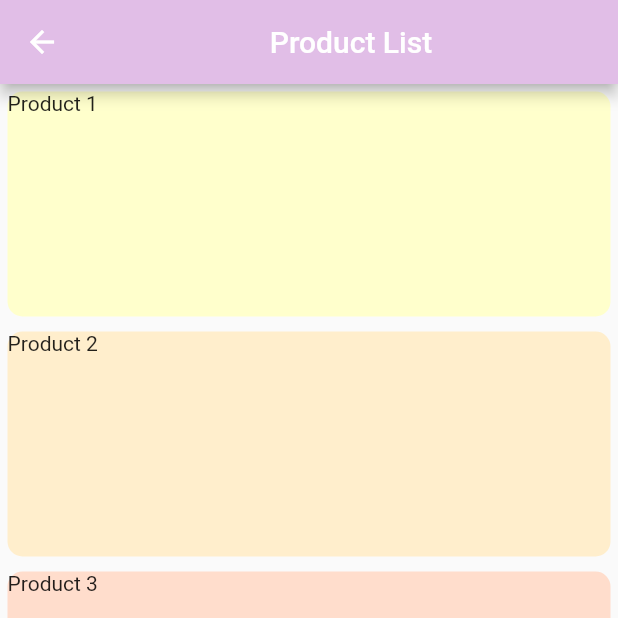
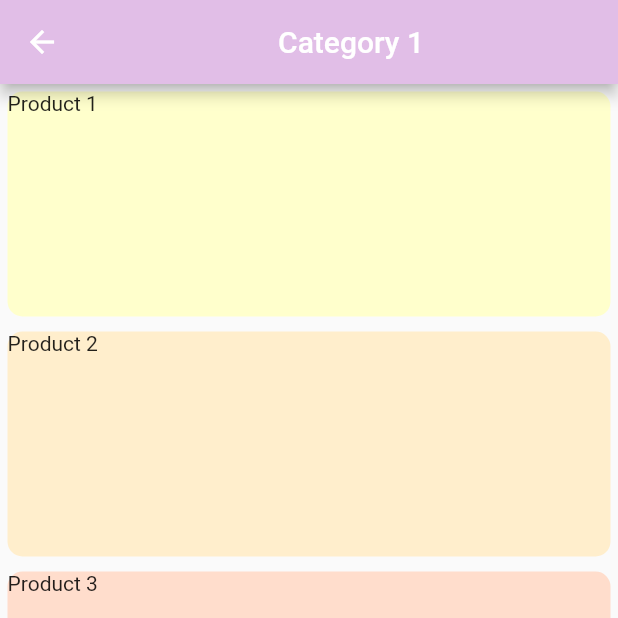
Before and after one commit to martinwjwilson/skincare_app, a Flutter app: the screen it shows after launch, after a tap on "Category 1", on a phone screen of 412 x 824 dp, the top half of it. Run offline on Flutter 3.47's test engine with Material 2 defaults, Android fonts, the phone set to English and light mode, and no system bars.

Commit message:
able to pass chosen category name between pages

```diff
--- a/lib/screens/category_list_page.dart
+++ b/lib/screens/category_list_page.dart
@@ -29,7 +29,9 @@ class _CategoryListPageState extends State<CategoryListPage> {
                 context,
                 MaterialPageRoute(
                   builder: (context) {
-                    return ProductListPage();
+                    return ProductListPage(
+                      chosenCategory: CategoryHandler().getCategoryName(index),
+                    );
                   },
                 ),
               );
--- a/lib/screens/product_list_page.dart
+++ b/lib/screens/product_list_page.dart
@@ -5,17 +5,26 @@ import 'package:skincare_app/components/selection_list_card.dart';
 import 'package:skincare_app/product.dart';
 
 class ProductListPage extends StatefulWidget {
+  ProductListPage({@required this.chosenCategory});
+
+  final String chosenCategory;
+
   @override
-  _ProductListPageState createState() => _ProductListPageState();
+  _ProductListPageState createState() =>
+      _ProductListPageState(chosenCategory: chosenCategory);
 }
 
 class _ProductListPageState extends State<ProductListPage> {
+  _ProductListPageState({@required this.chosenCategory});
+
+  final String chosenCategory;
+
   @override
   Widget build(BuildContext context) {
     return Scaffold(
       appBar: AppBar(
         backgroundColor: Color(0xFFE1BEE7),
-        title: Center(child: Text('Product List')),
+        title: Center(child: Text(chosenCategory)),
       ),
       body: ListView.builder(
         itemCount: ProductHandler().getProductListLength(),
```
